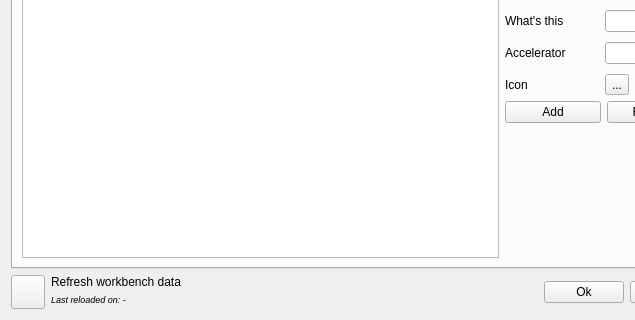
Qt form Resources/ui/AddCommands.ui (APEbbers/FreeCAD-Ribbon) before a commit; both pictures show x 0 to 635 and y 220 to 540 of the 847 by 540 pixel window.
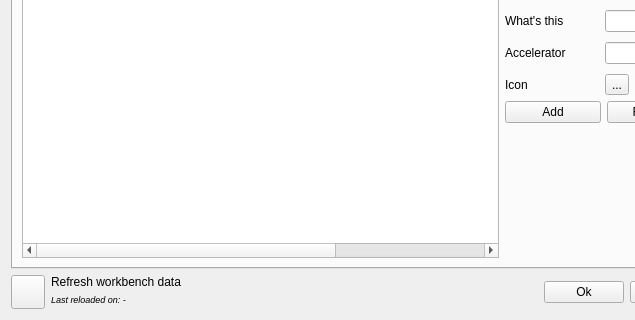
The same form after that commit. Icons and pictures are not drawn.

Commit message: Support for macro buttons - 1

```diff
--- a/Resources/ui/AddCommands.ui
+++ b/Resources/ui/AddCommands.ui
@@ -1213,13 +1213,98 @@
         </spacer>
        </item>
        <item row="0" column="0" rowspan="3">
-        <widget class="QListWidget" name="ListMacroButtons">
+        <widget class="QTableWidget" name="ListMacroButtons">
          <property name="sizePolicy">
           <sizepolicy hsizetype="Expanding" vsizetype="Expanding">
            <horstretch>0</horstretch>
            <verstretch>0</verstretch>
           </sizepolicy>
          </property>
+         <property name="editTriggers">
+          <set>QAbstractItemView::EditTrigger::SelectedClicked</set>
+         </property>
+         <property name="tabKeyNavigation">
+          <bool>false</bool>
+         </property>
+         <property name="showDropIndicator" stdset="0">
+          <bool>false</bool>
+         </property>
+         <property name="selectionMode">
+          <enum>QAbstractItemView::SelectionMode::SingleSelection</enum>
+         </property>
+         <property name="showGrid">
+          <bool>false</bool>
+         </property>
+         <property name="supportedDragActions">
+          <set>Qt::DropAction::IgnoreAction</set>
+         </property>
+         <attribute name="horizontalHeaderVisible">
+          <bool>false</bool>
+         </attribute>
+         <attribute name="verticalHeaderVisible">
+          <bool>false</bool>
+         </attribute>
+         <row>
+          <property name="text">
+           <string>New Row</string>
+          </property>
+         </row>
+         <row>
+          <property name="text">
+           <string>1</string>
+          </property>
+         </row>
+         <row>
+          <property name="text">
+           <string>2</string>
+          </property>
+         </row>
+         <row>
+          <property name="text">
+           <string>3</string>
+          </property>
+         </row>
+         <row>
+          <property name="text">
+           <string>4</string>
+          </property>
+         </row>
+         <row>
+          <property name="text">
+           <string>5</string>
+          </property>
+         </row>
+         <column>
+          <property name="text">
+           <string>New Column</string>
+          </property>
+         </column>
+         <column>
+          <property name="text">
+           <string>1</string>
+          </property>
+         </column>
+         <column>
+          <property name="text">
+           <string>2</string>
+          </property>
+         </column>
+         <column>
+          <property name="text">
+           <string>3</string>
+          </property>
+         </column>
+         <column>
+          <property name="text">
+           <string>4</string>
+          </property>
+         </column>
+         <column/>
+         <item row="0" column="0">
+          <property name="flags">
+           <set>ItemIsSelectable|ItemIsEnabled</set>
+          </property>
+         </item>
         </widget>
        </item>
       </layout>
```
The commit also changes 2 other files.
